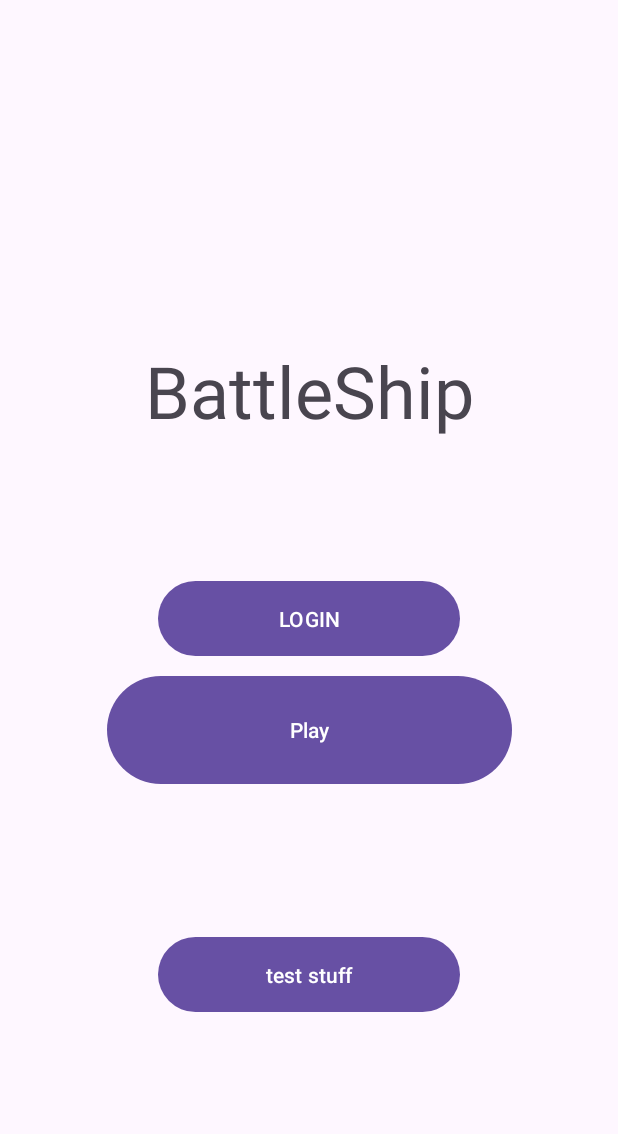
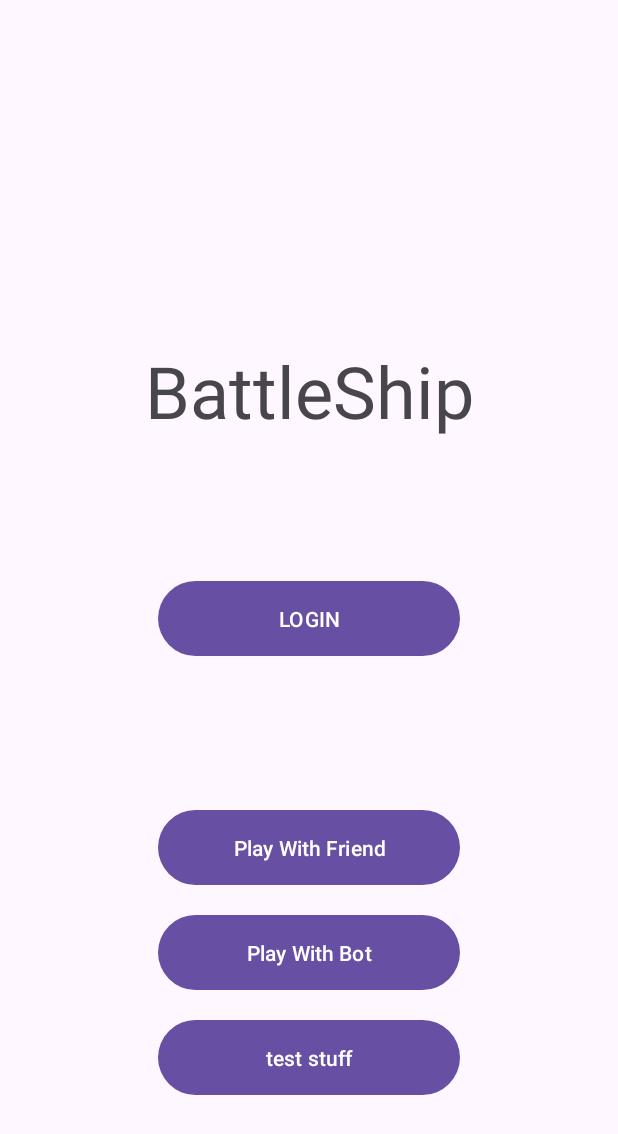
Before and after one commit to CS5520Summer2024Feinberg/final-project-finalproject-group11, an Android app: the screen it shows after launch (MainActivity), on a phone screen of 412 x 824 dp. Shown: the top 1134 px of the screen. Run offline under Robolectric (Android 15) with nearby library versions, the phone set to English and light mode, and no system bars; our stand-ins replace Firebase (no records; nobody signed in at launch, a user with empty details on screens opened directly).

Commit message:
add play with friend button, show dialog to create/join

```diff
--- a/app/src/main/res/layout/activity_main.xml
+++ b/app/src/main/res/layout/activity_main.xml
@@ -29,22 +29,10 @@
         app:layout_constraintTop_toTopOf="parent" />
 
     <Button
-        android:id="@+id/play_btn"
-        android:layout_width="270dp"
-        android:layout_height="80dp"
-        android:text="Play"
-        app:layout_constraintBottom_toBottomOf="parent"
-        app:layout_constraintEnd_toEndOf="parent"
-        app:layout_constraintStart_toStartOf="parent"
-        app:layout_constraintTop_toTopOf="parent"
-        tools:layout_editor_absoluteY="507dp"
-        app:layout_constraintVertical_bias="0.6" />
-
-    <Button
-        android:id="@+id/createRoom_btn"
+        android:id="@+id/play_friend_btn"
         android:layout_width="201dp"
         android:layout_height="58dp"
-        android:text="Create Game"
+        android:text="Play With Friend"
         app:layout_constraintBottom_toBottomOf="parent"
         app:layout_constraintEnd_toEndOf="parent"
         app:layout_constraintStart_toStartOf="parent"
@@ -52,23 +40,23 @@
         app:layout_constraintVertical_bias="0.7" />
 
     <Button
-        android:id="@+id/joinRoom_btn"
+        android:id="@+id/play_bot_btn"
         android:layout_width="201dp"
         android:layout_height="58dp"
         android:layout_marginTop="12dp"
-        android:text="Join Game"
+        android:text="Play With Bot"
         app:layout_constraintEnd_toEndOf="parent"
         app:layout_constraintStart_toStartOf="parent"
-        app:layout_constraintTop_toBottomOf="@+id/createRoom_btn" />
+        app:layout_constraintTop_toBottomOf="@+id/play_friend_btn" />
 
     <Button
         android:id="@+id/test_btn"
         android:layout_width="201dp"
         android:layout_height="58dp"
-        android:layout_marginTop="44dp"
+        android:layout_marginTop="12dp"
         android:text="test stuff"
         app:layout_constraintEnd_toEndOf="parent"
         app:layout_constraintStart_toStartOf="parent"
-        app:layout_constraintTop_toBottomOf="@+id/joinRoom_btn" />
+        app:layout_constraintTop_toBottomOf="@+id/play_bot_btn" />
 
 </androidx.constraintlayout.widget.ConstraintLayout>
```
Also changed, not shown: app/src/main/java/edu/northeastern/finalprojectgroup11/MainActivity.java (+31 -20 lines).
